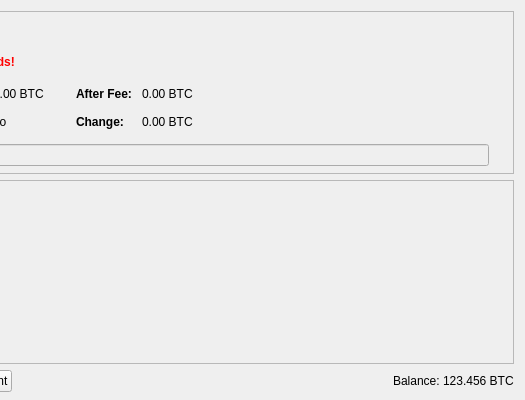
Kefkius/MazaCoin, file src/qt/forms/sendcoinsdialog.ui: the form before one commit; both pictures show x 325 to 850 and y 0 to 400 of the 850 by 400 pixel window.
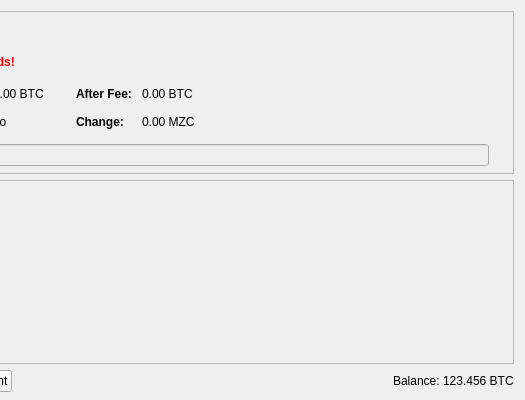
The form after the commit. Icons and pictures are not drawn. Custom widgets are drawn as their Qt base class.

Diff of the .ui file:
```diff
--- a/src/qt/forms/sendcoinsdialog.ui
+++ b/src/qt/forms/sendcoinsdialog.ui
@@ -510,7 +510,7 @@
                   <enum>Qt::ActionsContextMenu</enum>
                  </property>
                  <property name="text">
-                  <string notr="true">0.00 BTC</string>
+                  <string notr="true">0.00 MZC</string>
                  </property>
                  <property name="textInteractionFlags">
                   <set>Qt::LinksAccessibleByMouse|Qt::TextSelectableByKeyboard|Qt::TextSelectableByMouse</set>
```
